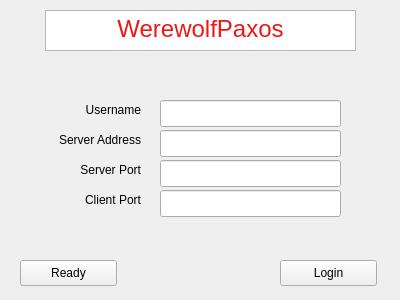
Above: client/WerewolfClient/login.ui from adarwawan/WerewolfPaxos before the change. Below: the same form after it.
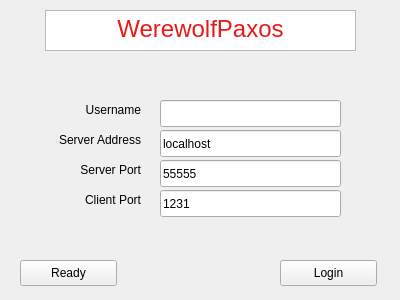
That is the form after the change.

Patch:
```diff
--- a/client/WerewolfClient/login.ui
+++ b/client/WerewolfClient/login.ui
@@ -50,7 +50,7 @@
      </rect>
     </property>
     <property name="text">
-     <string/>
+     <string>localhost</string>
     </property>
    </widget>
    <widget class="QLineEdit" name="tcp_port">
@@ -63,7 +63,7 @@
      </rect>
     </property>
     <property name="text">
-     <string/>
+     <string>55555</string>
     </property>
    </widget>
    <widget class="QLineEdit" name="udp_port">
@@ -76,7 +76,7 @@
      </rect>
     </property>
     <property name="text">
-     <string/>
+     <string>1231</string>
     </property>
    </widget>
    <widget class="QLabel" name="username_label">
```
